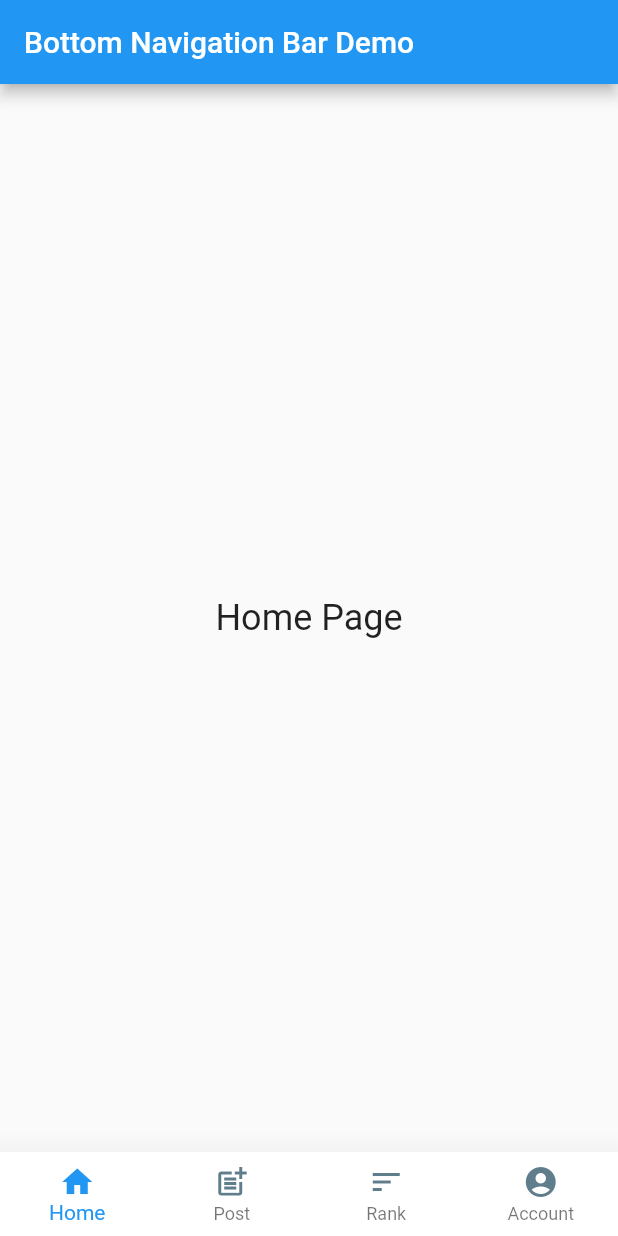
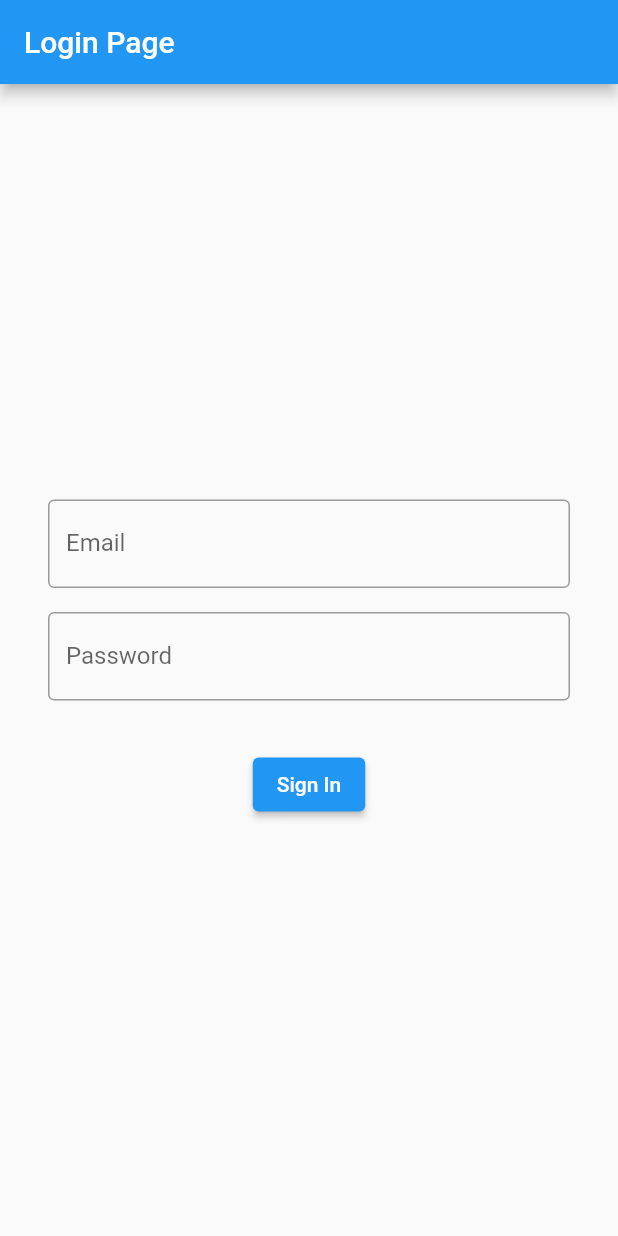
Before and after one commit to demirelarda/AkademiHUBFlutter, a Flutter app: the screen it shows after launch, on a phone screen of 412 x 824 dp. Run offline on Flutter 3.47's test engine with Material 2 defaults, Android fonts, the phone set to English and light mode, and no system bars; our stand-ins replace firebase_auth, firebase_core; accounts and stored records are empty.

Commit message:
Login System added

```diff
--- a/lib/home_page.dart
+++ b/lib/home_page.dart
@@ -3,6 +3,7 @@ import 'package:flutter/material.dart';
 class HomePage extends StatelessWidget {
   @override
   Widget build(BuildContext context) {
+
     return Scaffold(
       body: Center(
         child: Text(
--- /dev/null
+++ b/lib/login_page.dart
@@ -0,0 +1,82 @@
+import 'package:akademi_hub_flutter/service/authentication_service.dart';
+import 'package:flutter/material.dart';
+import 'package:firebase_auth/firebase_auth.dart';
+
+
+class LoginPage extends StatefulWidget {
+  @override
+  _LoginPageState createState() => _LoginPageState();
+}
+
+class _LoginPageState extends State<LoginPage> {
+  final GlobalKey<FormState> _formKey = GlobalKey<FormState>();
+  late String _email, _password;
+
+  @override
+  Widget build(BuildContext context) {
+    return Scaffold(
+      appBar: AppBar(
+        title: Text('Login Page'),
+      ),
+      body: Container(
+        padding: EdgeInsets.all(32),
+        child: Form(
+          key: _formKey,
+          child: Column(
+            mainAxisAlignment: MainAxisAlignment.center,
+            children: <Widget>[
+              TextFormField(
+                validator: (input) {
+                  if (input == null || input.isEmpty) {
+                    return 'Please type an email';
+                  }
+                  return null;
+                },
+                onSaved: (input) => _email = input!,
+                decoration: InputDecoration(
+                  labelText: 'Email',
+                  border: OutlineInputBorder(),
+                  hintText: 'you@example.com',
+                ),
+              ),
+              SizedBox(height: 16),
+              TextFormField(
+                validator: (input) {
+                  if (input == null || input.isEmpty) {
+                    return 'Please type a password';
+                  }
+                  return null;
+                },
+                onSaved: (input) => _password = input!,
+                decoration: InputDecoration(
+                  labelText: 'Password',
+                  border: OutlineInputBorder(),
+                  hintText: '********',
+                ),
+                obscureText: true,
+              ),
+              SizedBox(height: 32),
+              ElevatedButton(
+                onPressed: signIn,
+                child: Text('Sign In'),
+              ),
+            ],
+          ),
+        ),
+      ),
+    );
+  }
+
+  void signIn() async {
+    if (_formKey.currentState!.validate()) {
+      _formKey.currentState!.save();
+      AuthenticationService().signInWithEmailAndPassword(_email, _password).then((result) {
+        if (result != null) {
+          ScaffoldMessenger.of(context).showSnackBar(SnackBar(content: Text(result)));
+        } else {
+          Navigator.pushNamed(context, '/home');
+        }
+      });
+    }
+  }
+}
--- a/lib/main.dart
+++ b/lib/main.dart
@@ -1,10 +1,23 @@
+import 'package:akademi_hub_flutter/login_page.dart';
+import 'package:firebase_core/firebase_core.dart';
 import 'package:flutter/material.dart';
+import 'firebase_options.dart';
 import 'home_page.dart';
 import 'post_page.dart';
 import 'rank_page.dart';
 import 'account_page.dart';
 
-void main() => runApp(MyApp());
+void main() async {
+  WidgetsFlutterBinding.ensureInitialized();
+
+  // This is the last thing you need to add.
+  await Firebase.initializeApp(
+    options: DefaultFirebaseOptions.currentPlatform,
+  );
+
+  runApp(MyApp());
+}
+
 
 class MyApp extends StatelessWidget {
   @override
@@ -14,7 +27,7 @@ class MyApp extends StatelessWidget {
       theme: ThemeData(
         primarySwatch: Colors.blue,
       ),
-      home: MyHomePage(title: 'Bottom Navigation Bar Demo'),
+      home: LoginPage(),
       routes: <String, WidgetBuilder>{
         '/home': (BuildContext context) => HomePage(),
         '/post': (BuildContext context) => PostPage(),
--- /dev/null
+++ b/lib/service/authentication_service.dart
@@ -0,0 +1,26 @@
+import 'package:firebase_auth/firebase_auth.dart';
+
+class AuthenticationService {
+  final FirebaseAuth _auth = FirebaseAuth.instance;
+
+  // Sign in with email and password
+  Future<String?> signInWithEmailAndPassword(String email, String password) async {
+    try {
+      await _auth.signInWithEmailAndPassword(email: email, password: password);
+      return null;
+    } on FirebaseAuthException catch (e) {
+      if (e.code == 'user-not-found') {
+        return 'No user found for that email.';
+      } else if (e.code == 'wrong-password') {
+        return 'Wrong password provided for that user.';
+      } else {
+        return e.message;
+      }
+    }
+  }
+
+  // Sign out
+  Future<void> signOut() async {
+    await _auth.signOut();
+  }
+}
--- /dev/null
+++ b/lib/user_score.dart
@@ -0,0 +1,6 @@
+class UserScore {
+  final String username;
+  final int score;
+
+  UserScore({required this.username, required this.score});
+}
--- a/pubspec.yaml
+++ b/pubspec.yaml
@@ -35,6 +35,8 @@ dependencies:
   # The following adds the Cupertino Icons font to your application.
   # Use with the CupertinoIcons class for iOS style icons.
   cupertino_icons: ^1.0.2
+  firebase_core: ^2.9.0
+  firebase_auth: ^4.4.0
 
 dev_dependencies:
   flutter_test:
```
Also changed, not shown: lib/rank_page.dart (+1 -7 lines), lib/firebase_options.dart (added), pubspec.lock, 3 other files.
